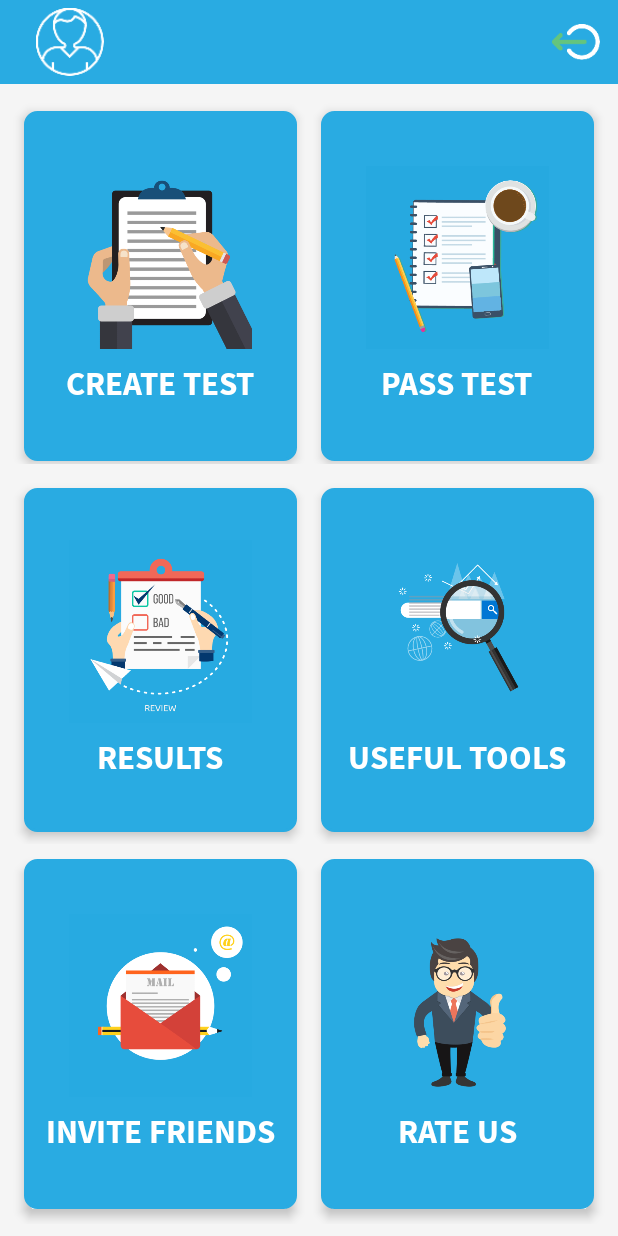
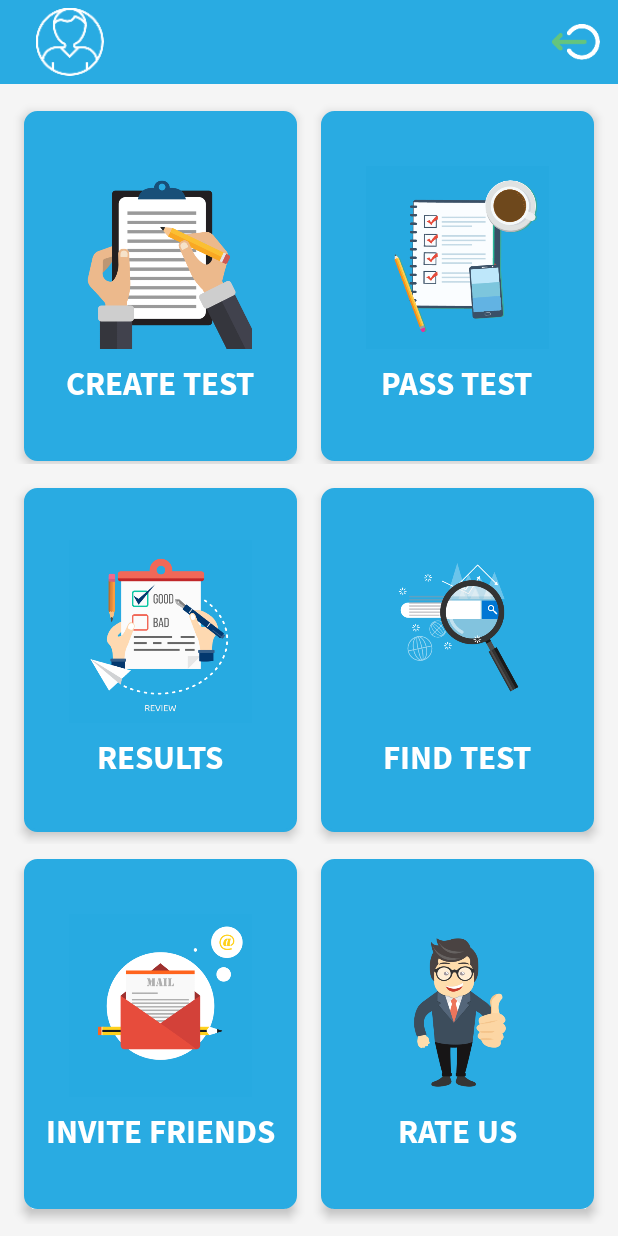
Before and after one commit to SergeyYaniuk/TestityApp, an Android app: the screen it shows after launch once a user with an empty profile is signed in (MainActivity), on a phone screen of 412 x 824 dp. Run offline under Robolectric (Android 15) with nearby library versions, the phone set to English and light mode, and no system bars; our stand-ins replace ButterKnife, Dagger/Hilt's generated code, Firebase (no records; nobody signed in at launch, a user with empty details on screens opened directly), RxJava; libraries missing offline, so code that uses them is left out: com.facebook, com.facebook.internal, com.facebook.login; 1 statement that could not run was skipped.

Commit message:
Changes usefull tools to find test and added some empty java files

```diff
--- /dev/null
+++ b/app/src/main/java/com/sergeyyaniuk/testity/ui/pass/ListTestFragment.java
@@ -0,0 +1,4 @@
+package com.sergeyyaniuk.testity.ui.pass;
+
+public class ListTestFragment {
+}
--- /dev/null
+++ b/app/src/main/java/com/sergeyyaniuk/testity/ui/pass/PassTestFragment.java
@@ -0,0 +1,4 @@
+package com.sergeyyaniuk.testity.ui.pass;
+
+public class PassTestFragment {
+}
--- /dev/null
+++ b/app/src/main/java/com/sergeyyaniuk/testity/ui/pass/PassTestPresenter.java
@@ -0,0 +1,4 @@
+package com.sergeyyaniuk.testity.ui.pass;
+
+public class PassTestPresenter {
+}
--- /dev/null
+++ b/app/src/main/java/com/sergeyyaniuk/testity/ui/pass/StartTestFragment.java
@@ -0,0 +1,4 @@
+package com.sergeyyaniuk.testity.ui.pass;
+
+public class StartTestFragment {
+}
--- /dev/null
+++ b/app/src/main/java/com/sergeyyaniuk/testity/ui/pass/TestsAdapter.java
@@ -0,0 +1,4 @@
+package com.sergeyyaniuk.testity.ui.pass;
+
+public class TestsAdapter {
+}
--- a/app/src/main/res/layout/activity_main.xml
+++ b/app/src/main/res/layout/activity_main.xml
@@ -158,7 +158,7 @@
         </LinearLayout>
 
         <LinearLayout
-            android:id="@+id/useful_tools_button"
+            android:id="@+id/find_test_button"
             android:layout_width="0dp"
             android:layout_height="match_parent"
             android:clickable="true"
@@ -170,19 +170,19 @@
             android:orientation="vertical">
 
             <ImageView
-                android:id="@+id/useful_tools_image"
+                android:id="@+id/find_test_image"
                 android:layout_width="@dimen/image_width"
                 android:layout_height="@dimen/image_height"
                 android:padding="@dimen/padding_small"
-                android:src="@drawable/useful_tools_image" />
+                android:src="@drawable/find_test_image" />
 
             <TextView
-                android:id="@+id/useful_tools_textview"
+                android:id="@+id/find_test_textview"
                 android:layout_width="wrap_content"
                 android:layout_height="wrap_content"
                 android:fontFamily="@font/source_sans_pro_bold"
                 android:padding="@dimen/padding_small"
-                android:text="@string/useful_tools"
+                android:text="@string/find_test"
                 android:textColor="@color/color_white"
                 android:textSize="@dimen/text_size_large" />
         </LinearLayout>
--- a/app/src/main/res/values/strings.xml
+++ b/app/src/main/res/values/strings.xml
@@ -5,7 +5,7 @@
     <string name="create_test">CREATE TEST</string>
     <string name="pass_test">PASS TEST</string>
     <string name="results">RESULTS</string>
-    <string name="useful_tools">USEFUL TOOLS</string>
+    <string name="find_test">FIND TEST</string>
     <string name="invite_friends">INVITE FRIENDS</string>
     <string name="rate_us">RATE US</string>
     <string name="sign_out">Sign Out</string>
```
Also changed, not shown: app/src/main/AndroidManifest.xml (+4 -3 lines), app/src/main/java/com/sergeyyaniuk/testity/ui/pass/PassTestActivity.java (added, +15 -0 lines), app/src/main/res/layout/activity_pass_test.xml (added, +9 -0 lines), app/src/main/res/drawable/find_test_image.png (renamed from app/src/main/res/drawable/useful_tools_image.png).
